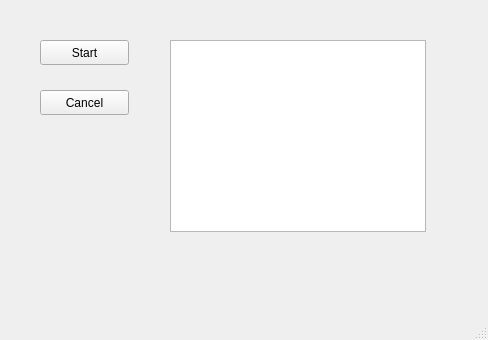
Qt form src/my_qt_ros_rclpy_pkg/my_qt_ros_rclpy_pkg/sub_msg.ui (jalanwang/ros2) before a commit.
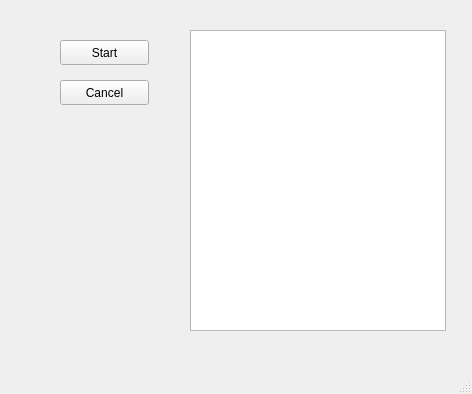
The same form after that commit.

```diff
--- a/src/my_qt_ros_rclpy_pkg/my_qt_ros_rclpy_pkg/sub_msg.ui
+++ b/src/my_qt_ros_rclpy_pkg/my_qt_ros_rclpy_pkg/sub_msg.ui
@@ -6,8 +6,8 @@
    <rect>
     <x>0</x>
     <y>0</y>
-    <width>488</width>
-    <height>340</height>
+    <width>472</width>
+    <height>394</height>
    </rect>
   </property>
   <property name="windowTitle">
@@ -17,7 +17,7 @@
    <widget class="QPushButton" name="btn_start">
     <property name="geometry">
      <rect>
-      <x>40</x>
+      <x>60</x>
       <y>40</y>
       <width>89</width>
       <height>25</height>
@@ -30,8 +30,8 @@
    <widget class="QPushButton" name="btn_cancel">
     <property name="geometry">
      <rect>
-      <x>40</x>
-      <y>90</y>
+      <x>60</x>
+      <y>80</y>
       <width>89</width>
       <height>25</height>
      </rect>
@@ -43,10 +43,10 @@
    <widget class="QListWidget" name="listWidget">
     <property name="geometry">
      <rect>
-      <x>170</x>
-      <y>40</y>
+      <x>190</x>
+      <y>30</y>
       <width>256</width>
-      <height>192</height>
+      <height>301</height>
      </rect>
     </property>
    </widget>
```
Left out of the diff: 2 changed lines with no effect on the pictures.
